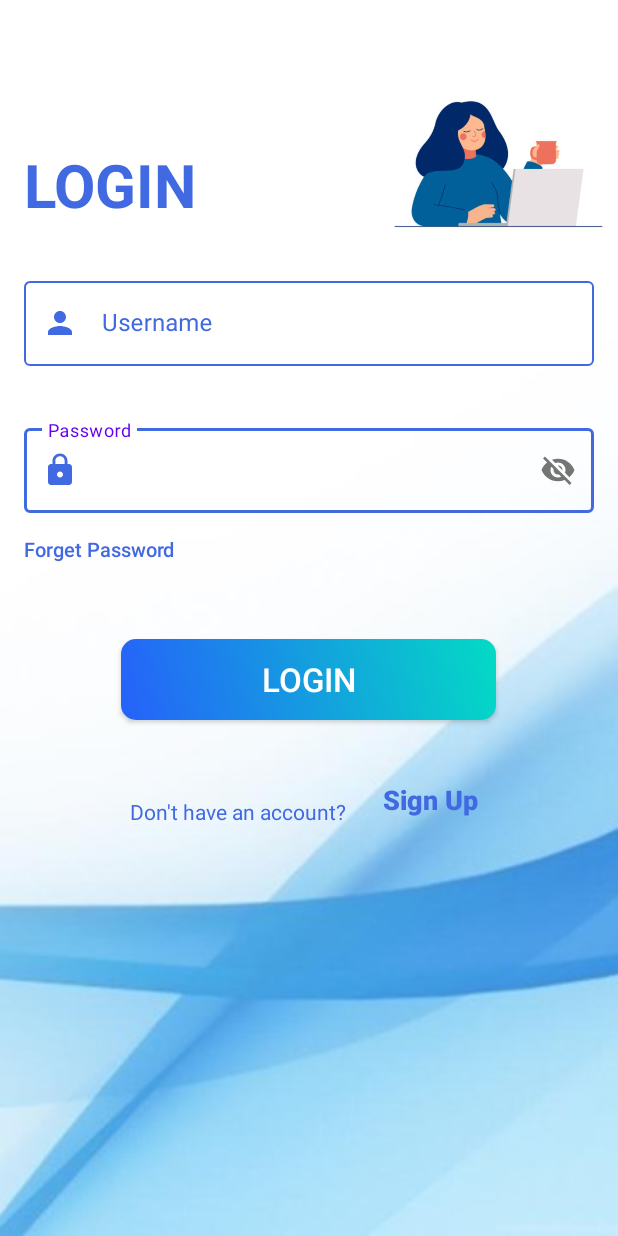
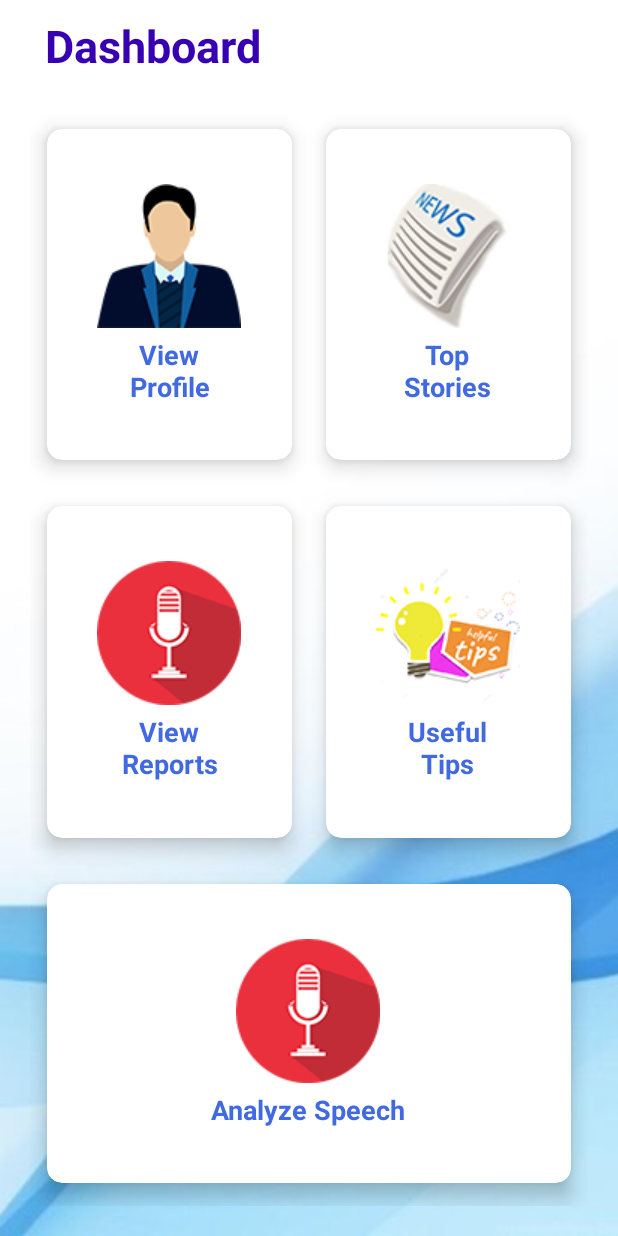
Before and after one commit to AyushBajgai/Final-Year-Project, an Android app: the screen it shows after launch (MainActivity before the commit, dashboard after it), on a phone screen of 412 x 824 dp. Run offline under Robolectric (Android 15) with nearby library versions, the phone set to English and light mode, and no system bars.

Commit message:
Dashboard Part

```diff
--- a/FinalYearProject/app/src/main/AndroidManifest.xml
+++ b/FinalYearProject/app/src/main/AndroidManifest.xml
@@ -10,10 +10,7 @@
         android:supportsRtl="true"
         android:theme="@style/Theme.FinalYearProject">
         <activity
-            android:name=".register"
-            android:exported="false" />
-        <activity
-            android:name=".MainActivity"
+            android:name=".dashboard"
             android:exported="true">
             <intent-filter>
                 <action android:name="android.intent.action.MAIN" />
@@ -21,6 +18,15 @@
                 <category android:name="android.intent.category.LAUNCHER" />
             </intent-filter>
         </activity>
+        <activity
+            android:name=".register"
+            android:exported="false" />
+        <activity
+            android:name=".MainActivity"
+            android:exported="true">
+        </activity>
+
+
     </application>
 
 </manifest>
--- /dev/null
+++ b/FinalYearProject/app/src/main/java/com/example/finalyearproject/dashboard.java
@@ -0,0 +1,14 @@
+package com.example.finalyearproject;
+
+import androidx.appcompat.app.AppCompatActivity;
+
+import android.os.Bundle;
+
+public class dashboard extends AppCompatActivity {
+
+    @Override
+    protected void onCreate(Bundle savedInstanceState) {
+        super.onCreate(savedInstanceState);
+        setContentView(R.layout.activity_dashboard);
+    }
+}
--- /dev/null
+++ b/FinalYearProject/app/src/main/res/layout/activity_dashboard.xml
@@ -0,0 +1,256 @@
+<?xml version="1.0" encoding="utf-8"?>
+<RelativeLayout xmlns:android="http://schemas.android.com/apk/res/android"
+    xmlns:app="http://schemas.android.com/apk/res-auto"
+    xmlns:tools="http://schemas.android.com/tools"
+    android:layout_width="match_parent"
+    android:layout_height="match_parent"
+    android:background="@drawable/background"
+    tools:context=".dashboard">
+
+    <TextView
+        android:id="@+id/title_dashboard"
+        android:layout_width="wrap_content"
+        android:layout_height="wrap_content"
+        android:layout_marginTop="10dp"
+        android:text="@string/dashboard"
+        android:textColor="@color/purple_700"
+        android:textSize="30sp"
+        android:textStyle="bold"
+        android:layout_marginLeft="30dp"
+        tools:layout_editor_absoluteX="0dp"
+        tools:layout_editor_absoluteY="27dp" />
+
+    <GridLayout
+        android:id="@+id/grid_layout"
+        android:layout_width="match_parent"
+        android:layout_height="match_parent"
+        android:layout_below="@+id/title_dashboard"
+        android:layout_marginStart="20dp"
+        android:layout_marginTop="20dp"
+        android:layout_marginEnd="20dp"
+        android:layout_marginBottom="20dp"
+        android:columnCount="2"
+        android:rowCount="3">
+
+        <androidx.cardview.widget.CardView
+            android:id="@+id/card_view"
+            android:layout_width="wrap_content"
+            android:layout_height="wrap_content"
+            android:backgroundTint="@color/white"
+            android:layout_row="0"
+            android:layout_rowWeight="1"
+            android:layout_column="0"
+            android:layout_columnWeight="1"
+            android:layout_gravity="fill"
+            android:elevation="50dp"
+            app:cardCornerRadius="10dp"
+            app:cardUseCompatPadding="true"
+            app:cardElevation="8dp">
+
+            <androidx.appcompat.widget.LinearLayoutCompat
+                android:id="@+id/linear_layout"
+                android:layout_width="wrap_content"
+                android:layout_height="wrap_content"
+                android:layout_gravity="center_vertical|center_horizontal"
+                android:gravity="center"
+                android:orientation="vertical">
+
+                <ImageView
+                    android:id="@+id/analyze_speech"
+                    android:layout_width="wrap_content"
+                    android:layout_height="wrap_content"
+                    android:src="@drawable/profile" />
+
+                <TextView
+                    android:id="@+id/txt_analyze_speech"
+                    android:layout_width="wrap_content"
+                    android:layout_height="wrap_content"
+                    android:layout_marginTop="5dp"
+                    android:text="@string/profile"
+                    android:gravity="center"
+                    android:textColor="@color/royalBlue"
+                    android:textSize="18sp"
+                    android:textStyle="bold" />
+
+            </androidx.appcompat.widget.LinearLayoutCompat>
+
+        </androidx.cardview.widget.CardView>
+
+        <androidx.cardview.widget.CardView
+            android:id="@+id/card_view2"
+            android:backgroundTint="@color/white"
+            android:layout_width="wrap_content"
+            android:layout_height="wrap_content"
+            android:layout_row="0"
+            android:layout_rowWeight="1"
+            android:layout_column="1"
+            android:layout_columnWeight="1"
+            android:layout_gravity="fill"
+            android:elevation="50dp"
+            app:cardCornerRadius="10dp"
+            app:cardElevation="8dp"
+            app:cardUseCompatPadding="true">
+
+            <androidx.appcompat.widget.LinearLayoutCompat
+                android:id="@+id/linear_layout2"
+                android:layout_width="wrap_content"
+                android:layout_height="wrap_content"
+                android:layout_gravity="center_vertical|center_horizontal"
+                android:gravity="center"
+                android:orientation="vertical">
+
+                <ImageView
+                    android:id="@+id/view_profile"
+                    android:layout_width="wrap_content"
+                    android:layout_height="wrap_content"
+                    android:src="@drawable/news" />
+
+                <TextView
+                    android:id="@+id/txt_analyze_speech2"
+                    android:layout_width="wrap_content"
+                    android:layout_height="wrap_content"
+                    android:layout_marginTop="5dp"
+                    android:gravity="center"
+                    android:text="@string/stories"
+                    android:textColor="@color/royalBlue"
+                    android:textSize="18sp"
+                    android:textStyle="bold" />
+
+            </androidx.appcompat.widget.LinearLayoutCompat>
+
+        </androidx.cardview.widget.CardView>
+
+        <androidx.cardview.widget.CardView
+            android:id="@+id/card_view3"
+            android:layout_width="wrap_content"
+            android:layout_height="wrap_content"
+            android:backgroundTint="@color/white"
+            android:layout_row="1"
+            android:layout_rowWeight="1"
+            android:layout_column="0"
+            android:layout_columnWeight="1"
+            android:layout_gravity="fill"
+            android:elevation="50dp"
+            app:cardCornerRadius="10dp"
+            app:cardElevation="8dp"
+            app:cardUseCompatPadding="true">
+
+            <androidx.appcompat.widget.LinearLayoutCompat
+                android:id="@+id/linear_layout3"
+                android:layout_width="wrap_content"
+                android:layout_height="wrap_content"
+                android:layout_gravity="center_vertical|center_horizontal"
+                android:gravity="center"
+                android:orientation="vertical">
+
+                <ImageView
+                    android:id="@+id/view_reports"
+                    android:layout_width="wrap_content"
+                    android:layout_height="wrap_content"
+                    android:src="@drawable/micc" />
+
+                <TextView
+                    android:id="@+id/txt_analyze_speech3"
+                    android:layout_width="wrap_content"
+                    android:layout_height="wrap_content"
+                    android:layout_marginTop="5dp"
+                    android:gravity="center"
+                    android:text="@string/v_reports"
+                    android:textColor="@color/royalBlue"
+                    android:textSize="18sp"
+                    android:textStyle="bold" />
+
+            </androidx.appcompat.widget.LinearLayoutCompat>
+
+        </androidx.cardview.widget.CardView>
+
+        <androidx.cardview.widget.CardView
+            android:id="@+id/card_view4"
+            android:layout_width="wrap_content"
+            android:layout_height="wrap_content"
+            android:backgroundTint="@color/white"
+            android:layout_row="1"
+            android:layout_rowWeight="1"
+            android:layout_column="1"
+            android:layout_columnWeight="1"
+            android:layout_gravity="fill"
+            android:elevation="50dp"
+            app:cardCornerRadius="10dp"
+            app:cardElevation="8dp"
+            app:cardUseCompatPadding="true">
+
+            <androidx.appcompat.widget.LinearLayoutCompat
+                android:id="@+id/linear_layout4"
+                android:layout_width="wrap_content"
+                android:layout_height="wrap_content"
+                android:layout_gravity="center_vertical|center_horizontal"
+                android:gravity="center"
+                android:orientation="vertical">
+
+                <ImageView
+                    android:id="@+id/top_stories"
+                    android:layout_width="wrap_content"
+                    android:layout_height="wrap_content"
+                    android:src="@drawable/tipss" />
+
+                <TextView
+                    android:id="@+id/txt_improve_speech"
+                    android:layout_width="wrap_content"
+                    android:layout_height="wrap_content"
+                    android:layout_marginTop="5dp"
+                    android:text="@string/tips"
+                    android:gravity="center"
+                    android:textColor="@color/royalBlue"
+                    android:textSize="18sp"
+                    android:textStyle="bold" />
+
+            </androidx.appcompat.widget.LinearLayoutCompat>
+
+        </androidx.cardview.widget.CardView>
+
+        <androidx.cardview.widget.CardView
+            android:id="@+id/card_view5"
+            android:layout_width="wrap_content"
+            android:layout_height="wrap_content"
+            android:backgroundTint="@color/white"
+            android:layout_row="1"
+            android:layout_rowWeight="1"
+            android:layout_columnSpan="2"
+            android:layout_columnWeight="1"
+            android:layout_gravity="fill"
+            android:elevation="50dp"
+            app:cardCornerRadius="10dp"
+            app:cardElevation="8dp"
+            app:cardUseCompatPadding="true">
+
+            <androidx.appcompat.widget.LinearLayoutCompat
+                android:id="@+id/linear_layout5"
+                android:layout_width="wrap_content"
+                android:layout_height="wrap_content"
+                android:layout_gravity="center_vertical|center_horizontal"
+                android:gravity="center"
+                android:orientation="vertical">
+
+                <ImageView
+                    android:id="@+id/tips_improve"
+                    android:layout_width="wrap_content"
+                    android:layout_height="wrap_content"
+                    android:src="@drawable/micc" />
+
+                <TextView
+                    android:id="@+id/txt_tips_improve"
+                    android:layout_width="wrap_content"
+                    android:layout_height="wrap_content"
+                    android:layout_marginTop="5dp"
+                    android:text="@string/speech"
+                    android:gravity="center"
+                    android:textColor="@color/royalBlue"
+                    android:textSize="18sp"
+                    android:textStyle="bold" />
+
+            </androidx.appcompat.widget.LinearLayoutCompat>
+
+        </androidx.cardview.widget.CardView>
+
+    </GridLayout>
+</RelativeLayout>
--- a/FinalYearProject/app/src/main/res/values/strings.xml
+++ b/FinalYearProject/app/src/main/res/values/strings.xml
@@ -24,10 +24,17 @@
     <string name="lbl_contactNo">Contact Number</string>
     <string name="register_btn">Register</string>
 
+    <!-- Dashboard -->
+    <string name="dashboard">Dashboard</string>
+    <string name="speech">Analyze Speech</string>
+    <string name="profile">View\nProfile</string>
+    <string name="v_reports">View\nReports</string>
+    <string name="stories">Top\nStories</string>
+    <string name="tips">Useful\nTips</string>
+
+
     <!-- Error handling -->
     <string name="error_fname">First name required</string>
 
 
-
-
 </resources>
```
Also changed, not shown: FinalYearProject/app/src/main/res/drawable-v24/micc.png (added), FinalYearProject/app/src/main/res/drawable-v24/news.png (added), FinalYearProject/app/src/main/res/drawable-v24/profile.png (added), FinalYearProject/app/src/main/res/drawable-v24/tipss.png (added), FinalYearProject/app/src/main/res/drawable/micc.png (added), FinalYearProject/app/src/main/res/drawable/news.png (added), FinalYearProject/app/src/main/res/drawable/profile.png (added), FinalYearProject/app/src/main/res/drawable/tipss.png (added).
